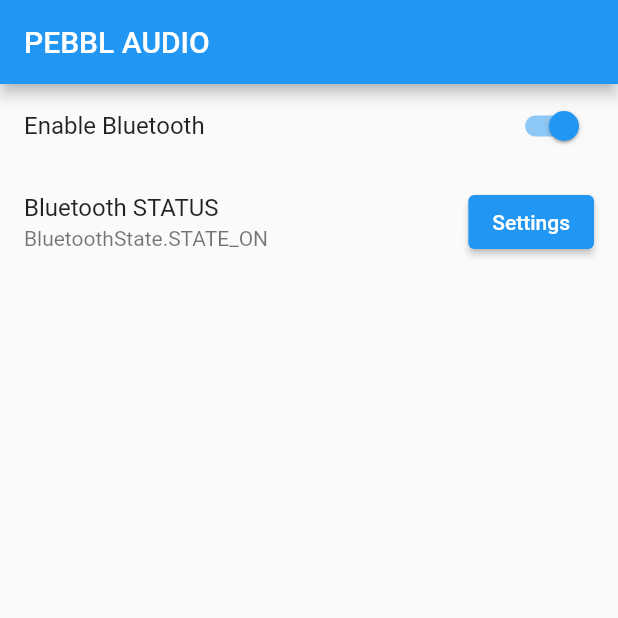
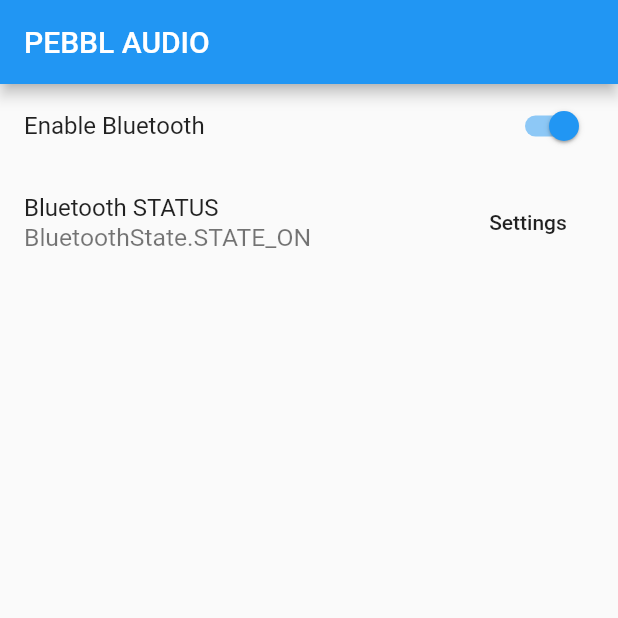
Before and after one commit to Muskan-sam/PebbleAudio, a Flutter app: the screen it shows after launch, on a phone screen of 412 x 824 dp, the top half of it. Run offline on Flutter 3.47's test engine with Material 2 defaults, Android fonts, the phone set to English and light mode, and no system bars; our stand-ins replace flutter_bluetooth_serial; missing offline and left inert: flutter_svprogresshud, simple_audio_player, slide_popup_dialog_null_safety.

Commit message:
modifications in app

```diff
--- a/lib/BluetoothDeviceListEntry.dart
+++ b/lib/BluetoothDeviceListEntry.dart
@@ -4,18 +4,21 @@ import 'package:flutter_bluetooth_serial/flutter_bluetooth_serial.dart';
 class BluetoothDeviceListEntry extends ListTile {
   BluetoothDeviceListEntry({
     required BluetoothDevice device,
-    int? rssi,
-    GestureTapCallback? onTap,
-    GestureLongPressCallback? onLongPress,
+    required int rssi,
+    required GestureTapCallback onTap,
+    required GestureLongPressCallback onLongPress,
     bool enabled = true,
+    required BuildContext context
   }) : super(
     onTap: onTap,
     onLongPress: onLongPress,
     enabled: enabled,
-    leading:
-    Icon(Icons.devices), // @TODO . !BluetoothClass! class aware icon
+    leading: Icon(Icons.devices),
     title: Text(device.name ?? "Unknown device"),
-    subtitle: Text(device.address.toString()),
+    subtitle: Text(device.address.toString(),
+      style: TextStyle(
+          fontSize: MediaQuery.of(context).size.width * 0.04
+      ),),
     trailing: Row(
       mainAxisSize: MainAxisSize.min,
       children: <Widget>[
@@ -67,7 +70,6 @@ class BluetoothDeviceListEntry extends ListTile {
           color: Color.lerp(
               Colors.deepOrangeAccent, Colors.redAccent, -(rssi + 75) / 10));
     else
-      /*code symetry*/
       return TextStyle(color: Colors.redAccent);
   }
 }
--- a/lib/main.dart
+++ b/lib/main.dart
@@ -31,14 +31,14 @@ class _HomePageState extends State<HomePage> with WidgetsBindingObserver {
   @override
   void initState() {
     super.initState();
-    WidgetsBinding.instance.addObserver(this);
+    WidgetsBinding.instance!.addObserver(this);
     _getBTState();
     _stateChangeListener();
   }
 
   @override
   void dispose() {
-    WidgetsBinding.instance.removeObserver(this);
+    WidgetsBinding.instance!.removeObserver(this);
     super.dispose();
   }
 
@@ -72,7 +72,6 @@ class _HomePageState extends State<HomePage> with WidgetsBindingObserver {
       } else {
         devices.clear();
       }
-      print("State isEnabled: ${state.isEnabled}");
       setState(() {});
     });
   }
@@ -98,23 +97,23 @@ class _HomePageState extends State<HomePage> with WidgetsBindingObserver {
             SwitchListTile(
               title: Text('Enable Bluetooth'),
               value: _bluetoothState.isEnabled,
-              onChanged: (bool value) {
-                future() async {
-                  if (value) {
-                    await FlutterBluetoothSerial.instance.requestEnable();
-                  } else {
-                    await FlutterBluetoothSerial.instance.requestDisable();
-                  }
-                  future().then((_) {
-                    setState(() {});
-                  });
+              onChanged: (bool value) async {
+                if (value) {
+                  await FlutterBluetoothSerial.instance.requestEnable();
+                } else {
+                  await FlutterBluetoothSerial.instance.requestDisable();
                 }
+                setState(() {});
               },
             ),
             ListTile(
               title: Text("Bluetooth STATUS"),
-              subtitle: Text(_bluetoothState.toString()),
-              trailing: ElevatedButton(
+              subtitle: Text(
+                _bluetoothState.toString(),
+                style: TextStyle(
+                    fontSize: MediaQuery.of(context).size.width * 0.04),
+              ),
+              trailing: MaterialButton(
                 child: Text("Settings"),
                 onPressed: () {
                   FlutterBluetoothSerial.instance.openSettings();
@@ -125,12 +124,14 @@ class _HomePageState extends State<HomePage> with WidgetsBindingObserver {
               child: ListView(
                 children: devices
                     .map((_device) => BluetoothDeviceListEntry(
+                  context: context,
                   device: _device,
                   enabled: true,
                   onTap: () {
-                    print("Item");
                     _startCameraConnect(context, _device);
                   },
+                  rssi: 0,
+                  onLongPress: () {},
                 ))
                     .toList(),
               ),
--- a/pubspec.yaml
+++ b/pubspec.yaml
@@ -44,6 +44,11 @@ dependencies:
   simple_audio_player: ^0.1.4
   path_provider: ^2.0.12
   intl: ^0.18.0
+  flutter_easyloading: ^3.0.5
+
+
+
+
 
 dev_dependencies:
   flutter_test:
```
Also changed, not shown: pubspec.lock.
